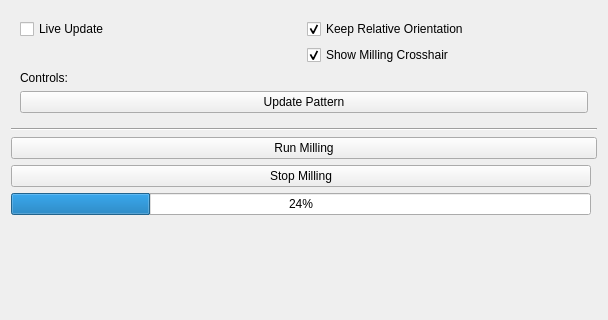
The window that fibsem/ui/qtdesigner_files/FibsemMillingWidget.ui (DeMarcoLab/fibsem) describes before a commit, drawn with Qt 5; both pictures show x 0 to 608 and y 530 to 850 of the 608 by 850 pixel window.
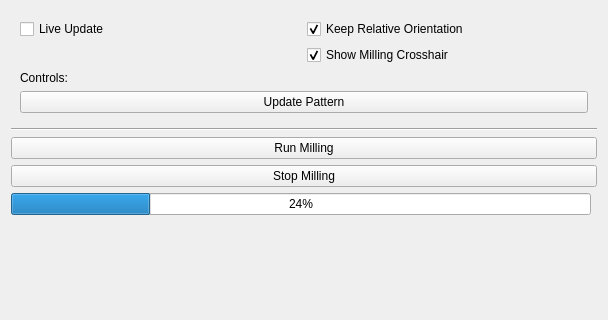
The same window after the commit.

```diff
--- a/fibsem/ui/qtdesigner_files/FibsemMillingWidget.ui
+++ b/fibsem/ui/qtdesigner_files/FibsemMillingWidget.ui
@@ -418,7 +418,7 @@
      </property>
     </spacer>
    </item>
-   <item row="27" column="0">
+   <item row="27" column="0" colspan="2">
     <widget class="QPushButton" name="pushButton_stop_milling">
      <property name="text">
       <string>Stop Milling</string>
```
